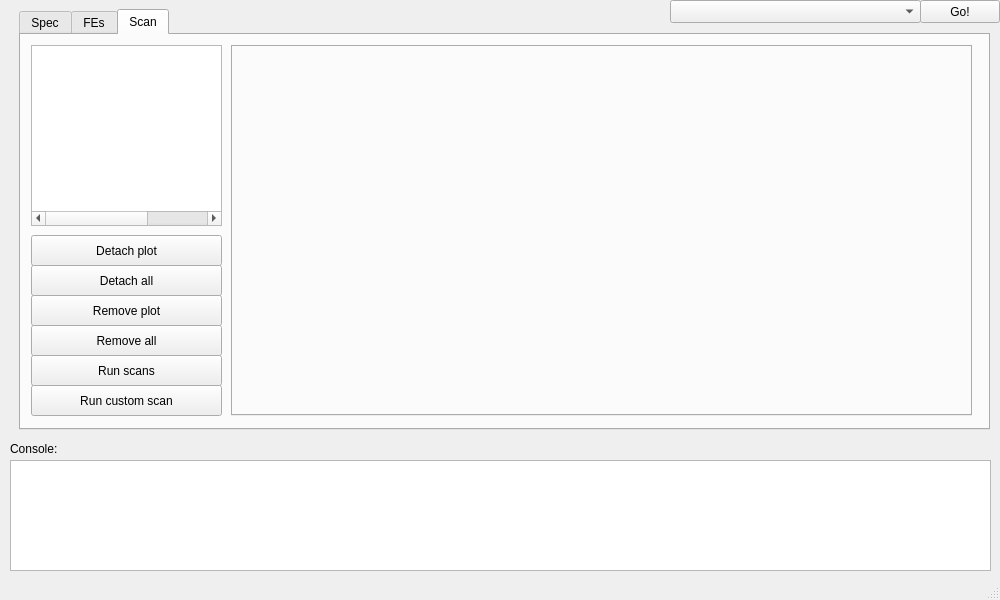
Before: the Qt Designer form gui/YarrGui/yarrgui.ui in Yarr/Yarr, drawn with Qt 5.
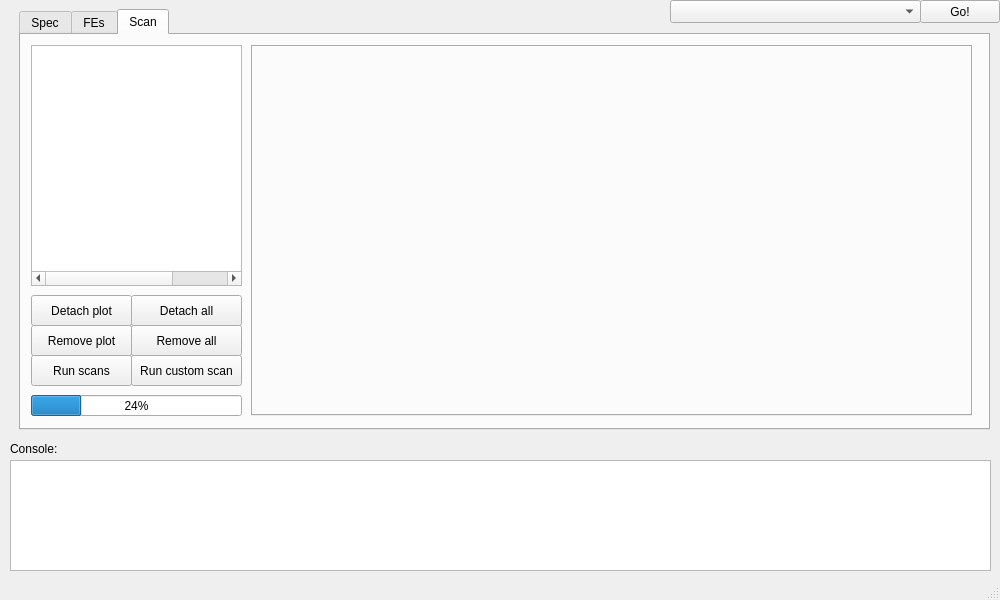
After: the same form once the commit is applied. The open tabs and pages were chosen to show the change.

Commit message: Added progress bar for scans, plus minor clean up

What changed in the file:
```diff
--- a/gui/YarrGui/yarrgui.ui
+++ b/gui/YarrGui/yarrgui.ui
@@ -556,7 +556,7 @@
        <rect>
         <x>10</x>
         <y>320</y>
-        <width>191</width>
+        <width>101</width>
         <height>31</height>
        </rect>
       </property>
@@ -567,9 +567,9 @@
      <widget class="QTabWidget" name="scanPlots_tabWidget">
       <property name="geometry">
        <rect>
-        <x>210</x>
+        <x>230</x>
         <y>10</y>
-        <width>741</width>
+        <width>721</width>
         <height>371</height>
        </rect>
       </property>
@@ -581,8 +581,8 @@
       <property name="geometry">
        <rect>
         <x>10</x>
-        <y>260</y>
-        <width>191</width>
+        <y>290</y>
+        <width>101</width>
         <height>31</height>
        </rect>
       </property>
@@ -595,8 +595,8 @@
        <rect>
         <x>10</x>
         <y>10</y>
-        <width>191</width>
-        <height>181</height>
+        <width>211</width>
+        <height>241</height>
        </rect>
       </property>
       <property name="columnCount">
@@ -628,8 +628,8 @@
       <property name="geometry">
        <rect>
         <x>10</x>
-        <y>200</y>
-        <width>191</width>
+        <y>260</y>
+        <width>101</width>
         <height>31</height>
        </rect>
       </property>
@@ -640,9 +640,9 @@
      <widget class="QPushButton" name="detachAll_button">
       <property name="geometry">
        <rect>
-        <x>10</x>
-        <y>230</y>
-        <width>191</width>
+        <x>110</x>
+        <y>260</y>
+        <width>111</width>
         <height>31</height>
        </rect>
       </property>
@@ -653,9 +653,9 @@
      <widget class="QPushButton" name="removeAllButton">
       <property name="geometry">
        <rect>
-        <x>10</x>
+        <x>110</x>
         <y>290</y>
-        <width>191</width>
+        <width>111</width>
         <height>31</height>
        </rect>
       </property>
@@ -666,9 +666,9 @@
      <widget class="QPushButton" name="runCustomScanButton">
       <property name="geometry">
        <rect>
-        <x>10</x>
-        <y>350</y>
-        <width>191</width>
+        <x>110</x>
+        <y>320</y>
+        <width>111</width>
         <height>31</height>
        </rect>
       </property>
@@ -676,6 +676,19 @@
        <string>Run custom scan</string>
       </property>
      </widget>
+     <widget class="QProgressBar" name="scanProgressBar">
+      <property name="geometry">
+       <rect>
+        <x>10</x>
+        <y>360</y>
+        <width>211</width>
+        <height>21</height>
+       </rect>
+      </property>
+      <property name="value">
+       <number>24</number>
+      </property>
+     </widget>
     </widget>
    </widget>
    <widget class="QTextEdit" name="console">
```
Left out of the diff: 4 changed lines with no effect on the pictures. The commit also changes 5 other files.
